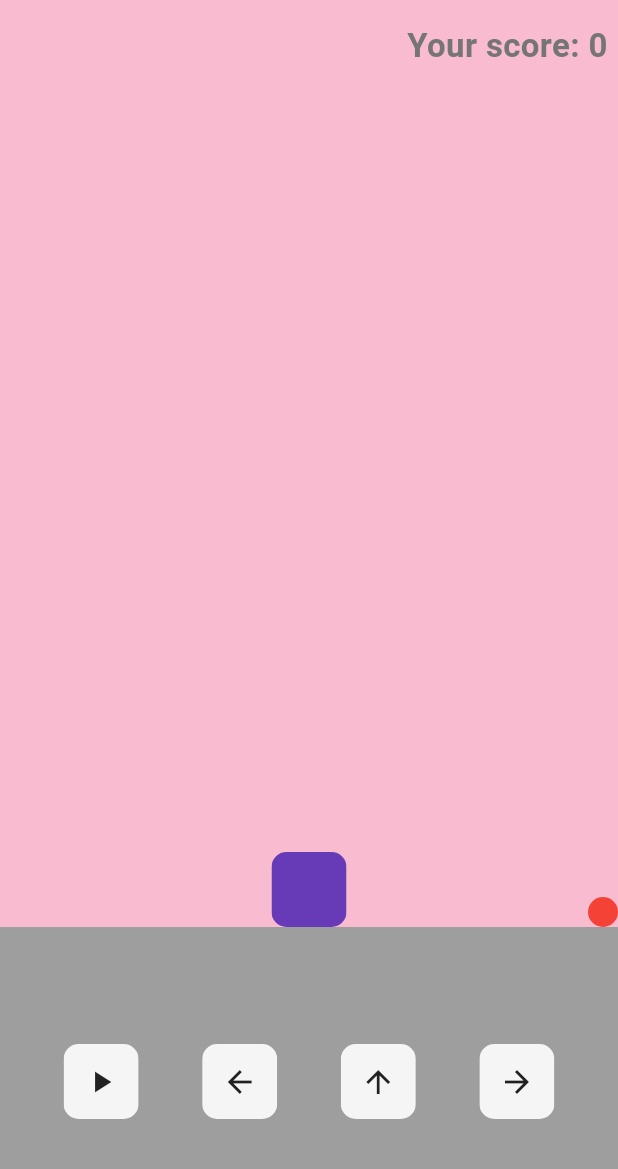
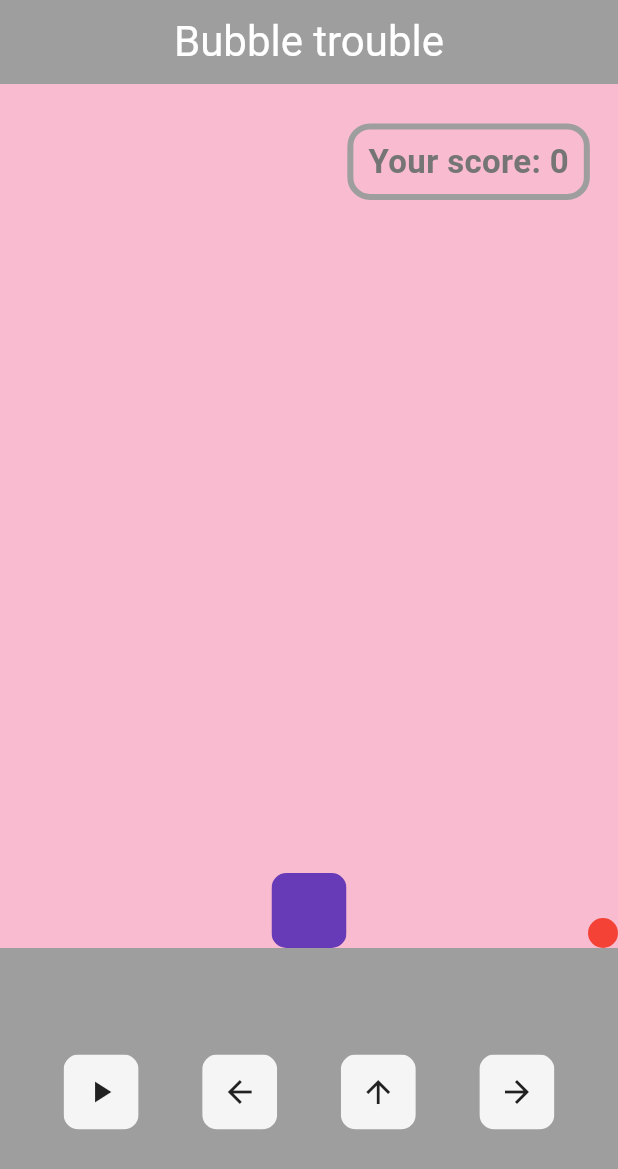
Before and after one commit to fdg2425/bubbleTrouble_flutter_navalnorth_forked, a Flutter app: the screen it shows after launch, on a phone screen of 412 x 824 dp. Shown: the top 1169 px of the screen. Run offline on Flutter 3.47's test engine with Material 3 defaults, Android fonts, the phone set to English and light mode, and no system bars.

Commit message:
beautify: added an AppBar and a rounded border around score display

```diff
--- a/lib/homepage.dart
+++ b/lib/homepage.dart
@@ -9,6 +9,7 @@ import 'package:saute_mouton/button.dart';
 import 'package:saute_mouton/missile.dart';
 import 'package:saute_mouton/player.dart';
 import 'auto_repeater.dart';
+import 'score_display.dart';
 
 class HomePage extends StatefulWidget {
   const HomePage({super.key});
@@ -218,6 +219,12 @@ class _HomePageState extends State<HomePage> {
   @override
   Widget build(BuildContext context) {
     return Scaffold(
+      appBar: AppBar(
+        title: const Text("Bubble trouble", style: TextStyle(fontSize: 28)),
+        backgroundColor: Colors.grey,
+        foregroundColor: Colors.white,
+        centerTitle: true,
+      ),
       body: KeyboardListener(
         focusNode: _focusNode,
         autofocus: true,
@@ -252,13 +259,7 @@ class _HomePageState extends State<HomePage> {
                 child: Stack(
                   alignment: Alignment.center,
                   children: [
-                    Container(
-                        alignment: const Alignment(0.95, -0.95),
-                        child: Text("Your score: $score",
-                            style: TextStyle(
-                                color: Colors.grey.shade600,
-                                fontWeight: FontWeight.bold,
-                                fontSize: 22))),
+                    ScoreDisplay(score: score),
                     MyBall(ballX: ballX, ballY: ballY),
                     MyMissile(height: missileHeight, missileX: missileX),
                     Align(
--- /dev/null
+++ b/lib/score_display.dart
@@ -0,0 +1,29 @@
+import 'package:flutter/material.dart';
+
+class ScoreDisplay extends StatelessWidget {
+  const ScoreDisplay({
+    super.key,
+    required this.score,
+  });
+
+  final int score;
+
+  @override
+  Widget build(BuildContext context) {
+    return Container(
+        alignment: const Alignment(0.85, -0.9),
+        child: Container(
+          padding: const EdgeInsets.symmetric(vertical: 6, horizontal: 10),
+          decoration: BoxDecoration(
+              //color: Colors.white,
+              border: Border.all(color: Colors.grey, width: 4), // Grey border
+              borderRadius: BorderRadius.circular(15)), // Rounded corners
+
+          child: Text("Your score: $score",
+              style: TextStyle(
+                  color: Colors.grey.shade600,
+                  fontWeight: FontWeight.bold,
+                  fontSize: 22)),
+        ));
+  }
+}
```
